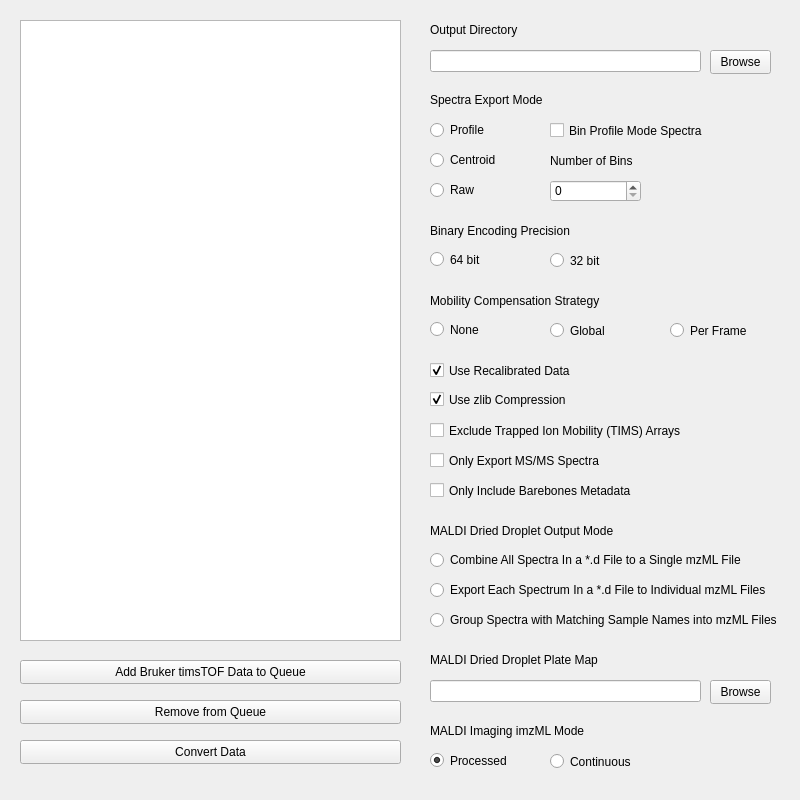
Above: bin/timsconvert_gui_template.ui from gtluu/timsconvert before the change. Below: the same form after it.
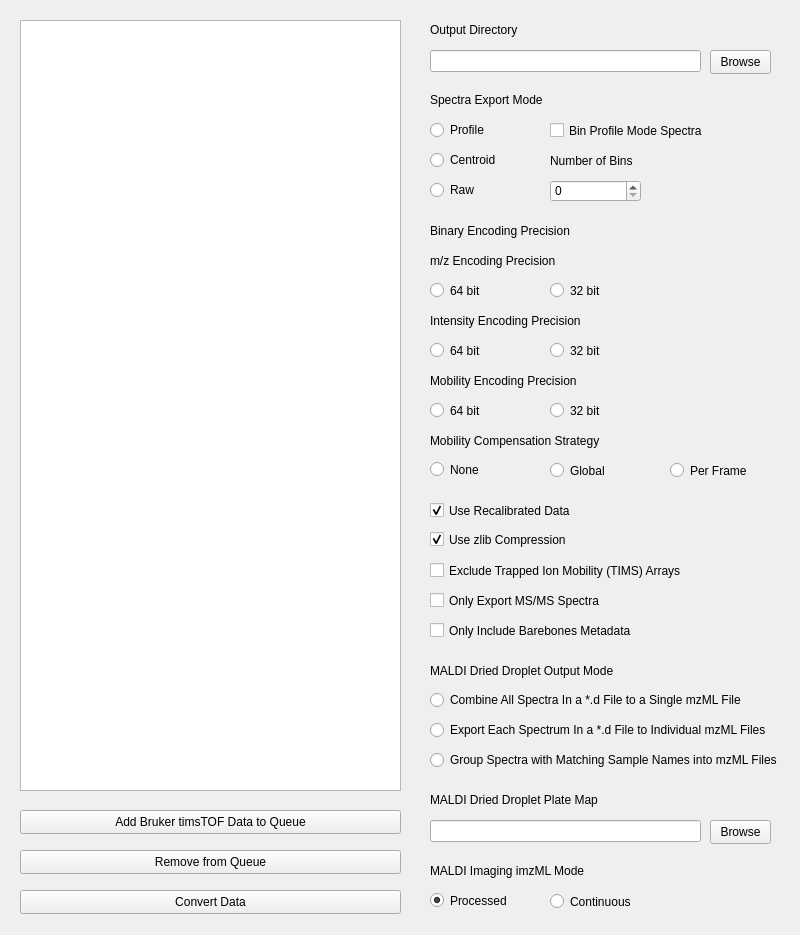
That is the form after the change.

Commit message: add explicit encoding gui elements; add comments to gui; update requirements

Diff of the .ui file:
```diff
--- a/bin/timsconvert_gui_template.ui
+++ b/bin/timsconvert_gui_template.ui
@@ -7,7 +7,7 @@
     <x>0</x>
     <y>0</y>
     <width>800</width>
-    <height>800</height>
+    <height>935</height>
    </rect>
   </property>
   <property name="minimumSize">
@@ -30,7 +30,7 @@
     <property name="geometry">
      <rect>
       <x>20</x>
-      <y>660</y>
+      <y>810</y>
       <width>381</width>
       <height>24</height>
      </rect>
@@ -140,7 +140,7 @@
     <property name="geometry">
      <rect>
       <x>20</x>
-      <y>700</y>
+      <y>850</y>
       <width>381</width>
       <height>24</height>
      </rect>
@@ -166,7 +166,7 @@
     <property name="geometry">
      <rect>
       <x>430</x>
-      <y>249</y>
+      <y>280</y>
       <width>89</width>
       <height>21</height>
      </rect>
@@ -182,7 +182,7 @@
     <property name="geometry">
      <rect>
       <x>550</x>
-      <y>250</y>
+      <y>280</y>
       <width>89</width>
       <height>21</height>
      </rect>
@@ -195,7 +195,7 @@
     <property name="geometry">
      <rect>
       <x>430</x>
-      <y>389</y>
+      <y>529</y>
       <width>351</width>
       <height>21</height>
      </rect>
@@ -211,7 +211,7 @@
     <property name="geometry">
      <rect>
       <x>430</x>
-      <y>420</y>
+      <y>560</y>
       <width>351</width>
       <height>21</height>
      </rect>
@@ -224,7 +224,7 @@
     <property name="geometry">
      <rect>
       <x>430</x>
-      <y>450</y>
+      <y>590</y>
       <width>351</width>
       <height>21</height>
      </rect>
@@ -282,7 +282,7 @@
     <property name="geometry">
      <rect>
       <x>430</x>
-      <y>520</y>
+      <y>660</y>
       <width>351</width>
       <height>21</height>
      </rect>
@@ -295,7 +295,7 @@
     <property name="geometry">
      <rect>
       <x>430</x>
-      <y>550</y>
+      <y>690</y>
       <width>351</width>
       <height>20</height>
      </rect>
@@ -311,7 +311,7 @@
     <property name="geometry">
      <rect>
       <x>430</x>
-      <y>580</y>
+      <y>720</y>
       <width>351</width>
       <height>20</height>
      </rect>
@@ -324,7 +324,7 @@
     <property name="geometry">
      <rect>
       <x>430</x>
-      <y>610</y>
+      <y>750</y>
       <width>351</width>
       <height>20</height>
      </rect>
@@ -337,7 +337,7 @@
     <property name="geometry">
      <rect>
       <x>430</x>
-      <y>680</y>
+      <y>820</y>
       <width>271</width>
       <height>22</height>
      </rect>
@@ -353,7 +353,7 @@
     <property name="geometry">
      <rect>
       <x>710</x>
-      <y>680</y>
+      <y>820</y>
       <width>61</width>
       <height>24</height>
      </rect>
@@ -366,7 +366,7 @@
     <property name="geometry">
      <rect>
       <x>430</x>
-      <y>650</y>
+      <y>790</y>
       <width>351</width>
       <height>20</height>
      </rect>
@@ -379,7 +379,7 @@
     <property name="geometry">
      <rect>
       <x>430</x>
-      <y>720</y>
+      <y>860</y>
       <width>351</width>
       <height>21</height>
      </rect>
@@ -392,7 +392,7 @@
     <property name="geometry">
      <rect>
       <x>550</x>
-      <y>751</y>
+      <y>891</y>
       <width>89</width>
       <height>21</height>
      </rect>
@@ -405,7 +405,7 @@
     <property name="geometry">
      <rect>
       <x>430</x>
-      <y>750</y>
+      <y>890</y>
       <width>89</width>
       <height>21</height>
      </rect>
@@ -421,7 +421,7 @@
     <property name="geometry">
      <rect>
       <x>430</x>
-      <y>480</y>
+      <y>620</y>
       <width>351</width>
       <height>21</height>
      </rect>
@@ -434,7 +434,7 @@
     <property name="geometry">
      <rect>
       <x>20</x>
-      <y>740</y>
+      <y>890</y>
       <width>381</width>
       <height>24</height>
      </rect>
@@ -449,7 +449,7 @@
       <x>20</x>
       <y>20</y>
       <width>381</width>
-      <height>621</height>
+      <height>771</height>
      </rect>
     </property>
    </widget>
@@ -457,7 +457,7 @@
     <property name="geometry">
      <rect>
       <x>430</x>
-      <y>290</y>
+      <y>430</y>
       <width>351</width>
       <height>21</height>
      </rect>
@@ -470,7 +470,7 @@
     <property name="geometry">
      <rect>
       <x>430</x>
-      <y>360</y>
+      <y>500</y>
       <width>351</width>
       <height>21</height>
      </rect>
@@ -486,7 +486,7 @@
     <property name="geometry">
      <rect>
       <x>430</x>
-      <y>319</y>
+      <y>459</y>
       <width>89</width>
       <height>21</height>
      </rect>
@@ -502,7 +502,7 @@
     <property name="geometry">
      <rect>
       <x>550</x>
-      <y>320</y>
+      <y>460</y>
       <width>89</width>
       <height>21</height>
      </rect>
@@ -515,7 +515,7 @@
     <property name="geometry">
      <rect>
       <x>670</x>
-      <y>320</y>
+      <y>460</y>
       <width>89</width>
       <height>21</height>
      </rect>
@@ -524,6 +524,103 @@
      <string>Per Frame</string>
     </property>
    </widget>
+   <widget class="QLabel" name="MZEncodingLabel">
+    <property name="geometry">
+     <rect>
+      <x>430</x>
+      <y>250</y>
+      <width>351</width>
+      <height>21</height>
+     </rect>
+    </property>
+    <property name="text">
+     <string>m/z Encoding Precision</string>
+    </property>
+   </widget>
+   <widget class="QLabel" name="IntensityEncodingLabel">
+    <property name="geometry">
+     <rect>
+      <x>430</x>
+      <y>310</y>
+      <width>351</width>
+      <height>21</height>
+     </rect>
+    </property>
+    <property name="text">
+     <string>Intensity Encoding Precision</string>
+    </property>
+   </widget>
+   <widget class="QRadioButton" name="IntensityEncoding32Radio">
+    <property name="geometry">
+     <rect>
+      <x>550</x>
+      <y>340</y>
+      <width>89</width>
+      <height>21</height>
+     </rect>
+    </property>
+    <property name="text">
+     <string>32 bit</string>
+    </property>
+   </widget>
+   <widget class="QRadioButton" name="IntensityEncoding64Radio">
+    <property name="geometry">
+     <rect>
+      <x>430</x>
+      <y>340</y>
+      <width>89</width>
+      <height>21</height>
+     </rect>
+    </property>
+    <property name="text">
+     <string>64 bit</string>
+    </property>
+    <property name="checked">
+     <bool>false</bool>
+    </property>
+   </widget>
+   <widget class="QLabel" name="MobilityEncodingLabel">
+    <property name="geometry">
+     <rect>
+      <x>430</x>
+      <y>370</y>
+      <width>351</width>
+      <height>21</height>
+     </rect>
+    </property>
+    <property name="text">
+     <string>Mobility Encoding Precision</string>
+    </property>
+   </widget>
+   <widget class="QRadioButton" name="MobilityEncoding64Radio">
+    <property name="geometry">
+     <rect>
+      <x>430</x>
+      <y>400</y>
+      <width>89</width>
+      <height>21</height>
+     </rect>
+    </property>
+    <property name="text">
+     <string>64 bit</string>
+    </property>
+    <property name="checked">
+     <bool>false</bool>
+    </property>
+   </widget>
+   <widget class="QRadioButton" name="MobilityEncoding32Radio">
+    <property name="geometry">
+     <rect>
+      <x>550</x>
+      <y>400</y>
+      <width>89</width>
+      <height>21</height>
+     </rect>
+    </property>
+    <property name="text">
+     <string>32 bit</string>
+    </property>
+   </widget>
   </widget>
  </widget>
  <resources/>
```
Left out of the diff: 4 changed lines with no effect on the pictures. The commit also changes 5 other files.
